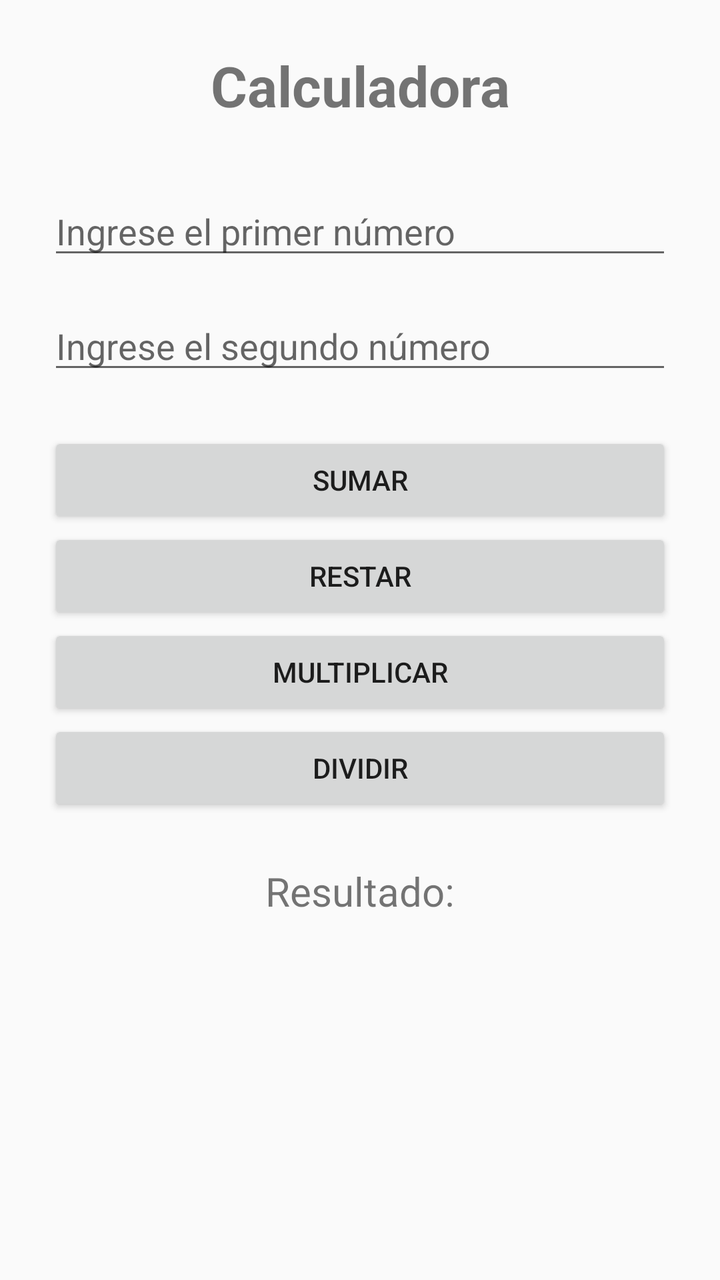
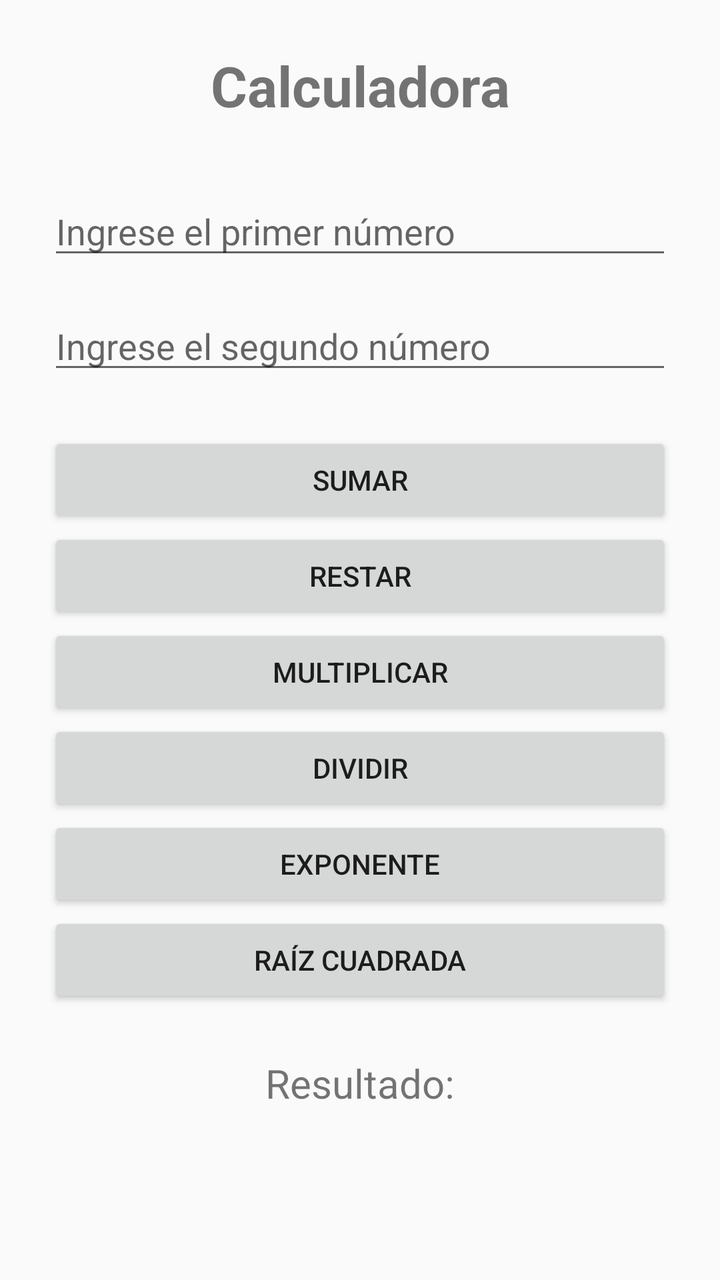

Screens rendered from an Android XML layout before and after an edit, with the pre-edit source and the edit as a unified diff.
<!-- AndroidManifest.xml: application theme Theme.DEsafio1Menu -->
<!-- res/layout/calculadora.xml -->
<?xml version="1.0" encoding="utf-8"?>
<LinearLayout xmlns:android="http://schemas.android.com/apk/res/android"
    android:layout_width="match_parent"
    android:layout_height="match_parent"
    android:orientation="vertical"
    android:padding="24dp">

    <TextView
        android:layout_width="match_parent"
        android:layout_height="wrap_content"
        android:text="Calculadora"
        android:textSize="28sp"
        android:textStyle="bold"
        android:gravity="center"
        android:layout_marginBottom="32dp" />

    <EditText
        android:id="@+id/etNumero1"
        android:layout_width="match_parent"
        android:layout_height="wrap_content"
        android:hint="Ingrese el primer número"
        android:inputType="numberDecimal|numberSigned"
        android:layout_marginBottom="16dp" />

    <EditText
        android:id="@+id/etNumero2"
        android:layout_width="match_parent"
        android:layout_height="wrap_content"
        android:hint="Ingrese el segundo número"
        android:inputType="numberDecimal|numberSigned"
        android:layout_marginBottom="24dp" />

    <Button
        android:id="@+id/btnSumar"
        android:layout_width="match_parent"
        android:layout_height="wrap_content"
        android:text="Sumar" />

    <Button
        android:id="@+id/btnRestar"
        android:layout_width="match_parent"
        android:layout_height="wrap_content"
        android:text="Restar" />

    <Button
        android:id="@+id/btnMultiplicar"
        android:layout_width="match_parent"
        android:layout_height="wrap_content"
        android:text="Multiplicar" />

    <Button
        android:id="@+id/btnDividir"
        android:layout_width="match_parent"
        android:layout_height="wrap_content"
        android:text="Dividir" />

    <TextView
        android:id="@+id/tvResultado"
        android:layout_width="match_parent"
        android:layout_height="wrap_content"
        android:text="Resultado:"
        android:textSize="20sp"
        android:gravity="center"
        android:layout_marginTop="24dp" />

</LinearLayout>
<!-- resources referenced by this layout -->
<resources>
  <style name="Theme.DEsafio1Menu" parent="android:Theme.Material.Light.NoActionBar" />
</resources>

<!-- the commit's change to res/layout/calculadora.xml (unified diff, before → after) -->
@@ -54,6 +54,18 @@
         android:layout_height="wrap_content"
         android:text="Dividir" />
 
+    <Button
+        android:id="@+id/btnExponente"
+        android:layout_width="match_parent"
+        android:layout_height="wrap_content"
+        android:text="Exponente" />
+
+    <Button
+        android:id="@+id/btnRaiz"
+        android:layout_width="match_parent"
+        android:layout_height="wrap_content"
+        android:text="Raíz cuadrada" />
+
     <TextView
         android:id="@+id/tvResultado"
         android:layout_width="match_parent"
